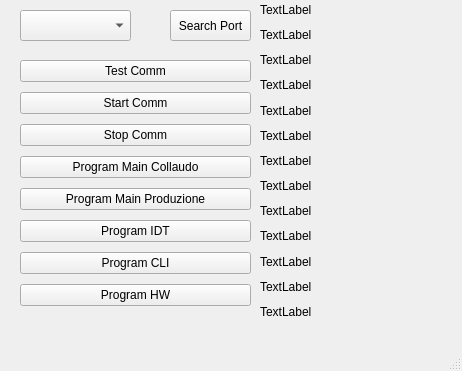
First picture: the form in gui/MainWindow.ui, repository Alfa-Elettronica/SwCollaudoL24, before the edit.
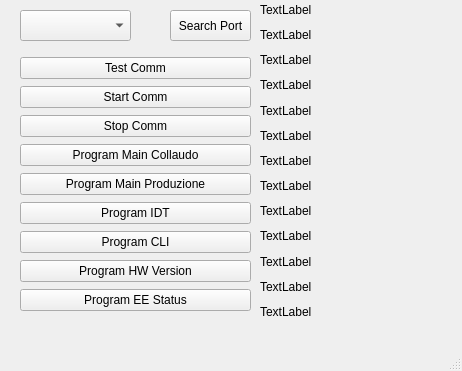
Second picture: the form after the edit.

Commit message: cmd magic number

```diff
--- a/gui/MainWindow.ui
+++ b/gui/MainWindow.ui
@@ -205,7 +205,14 @@
      <item>
       <widget class="QPushButton" name="btn_wr_hw">
        <property name="text">
-        <string>Program HW</string>
+        <string>Program HW Version</string>
+       </property>
+      </widget>
+     </item>
+     <item>
+      <widget class="QPushButton" name="btn_wr_magic_num">
+       <property name="text">
+        <string>Program EE Status</string>
        </property>
       </widget>
      </item>
```
The commit also changes 2 other files.
